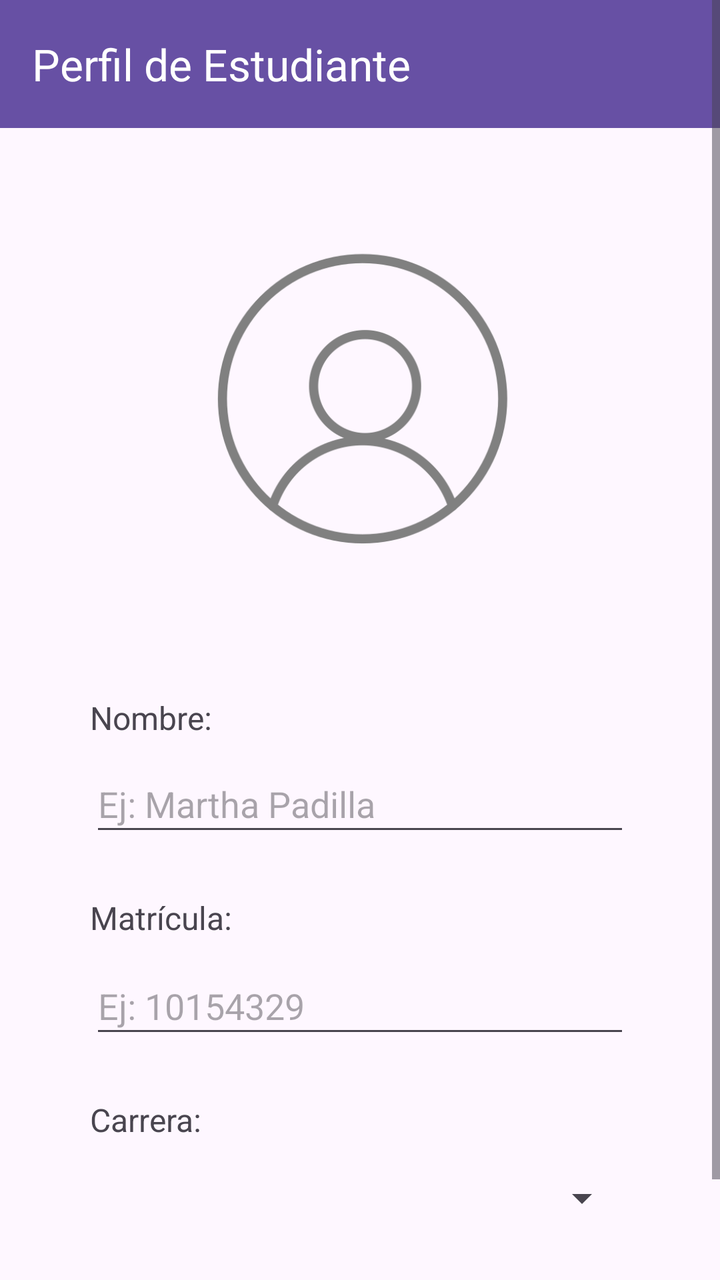
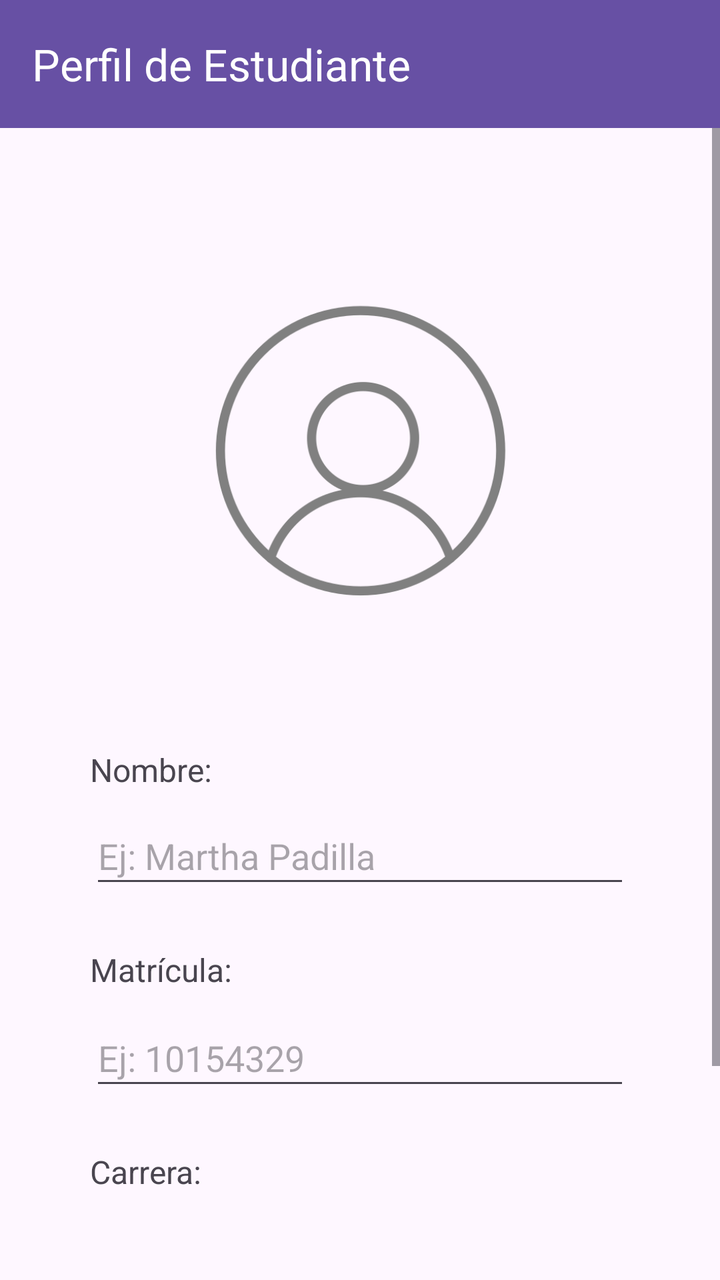

Screens rendered from an Android XML layout before and after an edit, with the pre-edit source and the edit as a unified diff.
<!-- AndroidManifest.xml: application theme Theme.ProfileApp -->
<!-- res/layout/activity_profile.xml -->
<?xml version="1.0" encoding="utf-8"?>
<ScrollView
    xmlns:android="http://schemas.android.com/apk/res/android"
    xmlns:app="http://schemas.android.com/apk/res-auto"
    xmlns:tools="http://schemas.android.com/tools"
    android:layout_width="match_parent"
    android:layout_height="match_parent"
    android:fillViewport="true"
    tools:context=".ProfileView">

    <androidx.constraintlayout.widget.ConstraintLayout
        android:id="@+id/main"
        android:layout_width="match_parent"
        android:layout_height="match_parent"
        tools:context=".ProfileView">

        <ImageView
            android:id="@+id/imgAvatar"
            android:layout_width="190dp"
            android:layout_height="174dp"
            android:layout_marginStart="116dp"
            android:layout_marginTop="50dp"
            android:layout_marginEnd="116dp"
            android:src="@drawable/user_avatar"
            app:layout_constraintEnd_toEndOf="parent"
            app:layout_constraintHorizontal_bias="0.487"
            app:layout_constraintStart_toStartOf="parent"
            app:layout_constraintTop_toBottomOf="@+id/tb" />

        <TextView
            android:id="@+id/lblName"
            android:layout_width="132dp"
            android:layout_height="24dp"
            android:layout_marginStart="45dp"
            android:layout_marginTop="60dp"
            android:text="@string/lblName"
            android:textSize="16sp"
            app:layout_constraintStart_toStartOf="parent"
            app:layout_constraintTop_toBottomOf="@+id/imgAvatar" />

        <EditText
            android:id="@+id/txtName"
            android:layout_width="0dp"
            android:layout_height="45dp"
            android:layout_marginStart="45dp"
            android:layout_marginTop="6dp"
            android:layout_marginEnd="45dp"
            android:ems="10"
            android:hint="@string/hintName"
            android:inputType="text"
            app:layout_constraintEnd_toEndOf="parent"
            app:layout_constraintStart_toStartOf="parent"
            app:layout_constraintTop_toBottomOf="@+id/lblName" />

        <TextView
            android:id="@+id/lblSchId"
            android:layout_width="137dp"
            android:layout_height="25dp"
            android:layout_marginStart="45dp"
            android:layout_marginTop="25dp"
            android:text="@string/lblSchId"
            android:textSize="16sp"
            app:layout_constraintStart_toStartOf="parent"
            app:layout_constraintTop_toBottomOf="@+id/txtName" />

        <EditText
            android:id="@+id/txtSchId"
            android:layout_width="0dp"
            android:layout_height="45dp"
            android:layout_marginStart="45dp"
            android:layout_marginTop="6dp"
            android:layout_marginEnd="45dp"
            android:ems="10"
            android:hint="@string/hintSchId"
            android:inputType="text"
            app:layout_constraintEnd_toEndOf="parent"
            app:layout_constraintStart_toStartOf="parent"
            app:layout_constraintTop_toBottomOf="@+id/lblSchId" />

        <Button
            android:id="@+id/btnSave"
            android:layout_width="0dp"
            android:layout_height="48dp"
            android:layout_marginStart="45dp"
            android:layout_marginTop="25dp"
            android:layout_marginEnd="45dp"
            android:text="@string/btnSave"
            app:layout_constraintEnd_toEndOf="parent"
            app:layout_constraintHorizontal_bias="0.0"
            app:layout_constraintStart_toStartOf="parent"
            app:layout_constraintTop_toBottomOf="@+id/spnCareer" />

        <TextView
            android:id="@+id/lblCareer"
            android:layout_width="wrap_content"
            android:layout_height="wrap_content"
            android:layout_marginStart="45dp"
            android:layout_marginTop="25dp"
            android:text="@string/lblCareer"
            android:textSize="16sp"
            app:layout_constraintStart_toStartOf="parent"
            app:layout_constraintTop_toBottomOf="@+id/txtSchId" />

        <Spinner
            android:id="@+id/spnCareer"
            android:layout_width="0dp"
            android:layout_height="45dp"
            android:layout_marginStart="45dp"
            android:layout_marginTop="6dp"
            android:layout_marginEnd="45dp"
            app:layout_constraintEnd_toEndOf="parent"
            app:layout_constraintStart_toStartOf="parent"
            app:layout_constraintTop_toBottomOf="@+id/lblCareer" />

        <androidx.appcompat.widget.Toolbar
            android:id="@+id/tb"
            android:layout_width="0dp"
            android:layout_height="wrap_content"
            android:background="?attr/colorPrimary"
            android:fitsSystemWindows="true"
            android:minHeight="?attr/actionBarSize"
            android:theme="?attr/actionBarTheme"
            app:layout_constraintEnd_toEndOf="parent"
            app:layout_constraintStart_toStartOf="parent"
            app:layout_constraintTop_toTopOf="parent"
            app:title="@string/tbTitle"
            app:titleTextColor="@color/white" />

    </androidx.constraintlayout.widget.ConstraintLayout>

</ScrollView>
<!-- resources referenced by this layout -->
<resources>
  <color name="white">#FFFFFFFF</color>
  <!-- drawable user_avatar: png bitmap (drawable, 32063 bytes) -->
  <string name="btnSave">Guardar</string>
  <string name="hintName">Ej: Martha Padilla</string>
  <string name="hintSchId">Ej: 10154329</string>
  <string name="lblCareer">Carrera:</string>
  <string name="lblName">Nombre:</string>
  <string name="lblSchId">Matrícula:</string>
  <string name="tbTitle">Perfil de Estudiante</string>
  <style name="Theme.ProfileApp" parent="Base.Theme.ProfileApp" />
  <style name="Base.Theme.ProfileApp" parent="Theme.Material3.DayNight.NoActionBar">
          
          
      </style>
</resources>

<!-- the commit's change to res/layout/activity_profile.xml (unified diff, before → after) -->
@@ -1,131 +1,138 @@
 <?xml version="1.0" encoding="utf-8"?>
-<ScrollView
+<androidx.constraintlayout.widget.ConstraintLayout
     xmlns:android="http://schemas.android.com/apk/res/android"
     xmlns:app="http://schemas.android.com/apk/res-auto"
     xmlns:tools="http://schemas.android.com/tools"
+    android:id="@+id/main"
     android:layout_width="match_parent"
     android:layout_height="match_parent"
-    android:fillViewport="true"
     tools:context=".ProfileView">
 
-    <androidx.constraintlayout.widget.ConstraintLayout
-        android:id="@+id/main"
+    <androidx.appcompat.widget.Toolbar
+        android:id="@+id/tb"
+        android:layout_width="0dp"
+        android:layout_height="wrap_content"
+        android:background="?attr/colorPrimary"
+        android:fitsSystemWindows="true"
+        android:minHeight="?attr/actionBarSize"
+        android:theme="?attr/actionBarTheme"
+        android:elevation="4dp"
+        app:layout_constraintEnd_toEndOf="parent"
+        app:layout_constraintStart_toStartOf="parent"
+        app:layout_constraintTop_toTopOf="parent"
+        app:title="@string/tbTitle"
+        app:titleTextColor="@color/white" />
+
+    <ScrollView
         android:layout_width="match_parent"
         android:layout_height="match_parent"
+        android:fillViewport="true"
+        android:paddingBottom="40dp"
         tools:context=".ProfileView">
 
-        <ImageView
-            android:id="@+id/imgAvatar"
-            android:layout_width="190dp"
-            android:layout_height="174dp"
-            android:layout_marginStart="116dp"
-            android:layout_marginTop="50dp"
-            android:layout_marginEnd="116dp"
-            android:src="@drawable/user_avatar"
-            app:layout_constraintEnd_toEndOf="parent"
-            app:layout_constraintHorizontal_bias="0.487"
-            app:layout_constraintStart_toStartOf="parent"
-            app:layout_constraintTop_toBottomOf="@+id/tb" />
+        <androidx.constraintlayout.widget.ConstraintLayout
+            android:id="@+id/content"
+            android:layout_width="match_parent"
+            android:layout_height="match_parent"
+            tools:context=".ProfileView">
 
-        <TextView
-            android:id="@+id/lblName"
-            android:layout_width="132dp"
-            android:layout_height="24dp"
-            android:layout_marginStart="45dp"
-            android:layout_marginTop="60dp"
-            android:text="@string/lblName"
-            android:textSize="16sp"
-            app:layout_constraintStart_toStartOf="parent"
-            app:layout_constraintTop_toBottomOf="@+id/imgAvatar" />
+            <ImageView
+                android:id="@+id/imgAvatar"
+                android:layout_width="190dp"
+                android:layout_height="174dp"
+                android:layout_marginStart="116dp"
+                android:layout_marginTop="140dp"
+                android:layout_marginEnd="116dp"
+                android:src="@drawable/user_avatar"
+                app:layout_constraintEnd_toEndOf="parent"
+                app:layout_constraintStart_toStartOf="parent"
+                app:layout_constraintTop_toTopOf="parent" />
 
-        <EditText
-            android:id="@+id/txtName"
-            android:layout_width="0dp"
-            android:layout_height="45dp"
-            android:layout_marginStart="45dp"
-            android:layout_marginTop="6dp"
-            android:layout_marginEnd="45dp"
-            android:ems="10"
-            android:hint="@string/hintName"
-            android:inputType="text"
-            app:layout_constraintEnd_toEndOf="parent"
-            app:layout_constraintStart_toStartOf="parent"
-            app:layout_constraintTop_toBottomOf="@+id/lblName" />
+            <TextView
+                android:id="@+id/lblName"
+                android:layout_width="132dp"
+                android:layout_height="24dp"
+                android:layout_marginStart="45dp"
+                android:layout_marginTop="60dp"
+                android:text="@string/lblName"
+                android:textSize="16sp"
+                app:layout_constraintStart_toStartOf="parent"
+                app:layout_constraintTop_toBottomOf="@+id/imgAvatar" />
 
-        <TextView
-            android:id="@+id/lblSchId"
-            android:layout_width="137dp"
-            android:layout_height="25dp"
-            android:layout_marginStart="45dp"
-            android:layout_marginTop="25dp"
-            android:text="@string/lblSchId"
-            android:textSize="16sp"
-            app:layout_constraintStart_toStartOf="parent"
-            app:layout_constraintTop_toBottomOf="@+id/txtName" />
+            <EditText
+                android:id="@+id/txtName"
+                android:layout_width="0dp"
+                android:layout_height="45dp"
+                android:layout_marginStart="45dp"
+                android:layout_marginTop="6dp"
+                android:layout_marginEnd="45dp"
+                android:ems="10"
+                android:hint="@string/hintName"
+                android:inputType="text"
+                app:layout_constraintEnd_toEndOf="parent"
+                app:layout_constraintStart_toStartOf="parent"
+                app:layout_constraintTop_toBottomOf="@+id/lblName" />
 
-        <EditText
-            android:id="@+id/txtSchId"
-            android:layout_width="0dp"
-            android:layout_height="45dp"
-            android:layout_marginStart="45dp"
-            android:layout_marginTop="6dp"
-            android:layout_marginEnd="45dp"
-            android:ems="10"
-            android:hint="@string/hintSchId"
-            android:inputType="text"
-            app:layout_constraintEnd_toEndOf="parent"
-            app:layout_constraintStart_toStartOf="parent"
-            app:layout_constraintTop_toBottomOf="@+id/lblSchId" />
+            <TextView
+                android:id="@+id/lblSchId"
+                android:layout_width="137dp"
+                android:layout_height="25dp"
+                android:layout_marginStart="45dp"
+                android:layout_marginTop="25dp"
+                android:text="@string/lblSchId"
+                android:textSize="16sp"
+                app:layout_constraintStart_toStartOf="parent"
+                app:layout_constraintTop_toBottomOf="@+id/txtName" />
 
-        <Button
-            android:id="@+id/btnSave"
-            android:layout_width="0dp"
-            android:layout_height="48dp"
-            android:layout_marginStart="45dp"
-            android:layout_marginTop="25dp"
-            android:layout_marginEnd="45dp"
-            android:text="@string/btnSave"
-            app:layout_constraintEnd_toEndOf="parent"
-            app:layout_constraintHorizontal_bias="0.0"
-            app:layout_constraintStart_toStartOf="parent"
-            app:layout_constraintTop_toBottomOf="@+id/spnCareer" />
+            <EditText
+                android:id="@+id/txtSchId"
+                android:layout_width="0dp"
+                android:layout_height="45dp"
+                android:layout_marginStart="45dp"
+                android:layout_marginTop="6dp"
+                android:layout_marginEnd="45dp"
+                android:ems="10"
+                android:hint="@string/hintSchId"
+                android:inputType="text"
+                app:layout_constraintEnd_toEndOf="parent"
+                app:layout_constraintStart_toStartOf="parent"
+                app:layout_constraintTop_toBottomOf="@+id/lblSchId" />
 
-        <TextView
-            android:id="@+id/lblCareer"
-            android:layout_width="wrap_content"
-            android:layout_height="wrap_content"
-            android:layout_marginStart="45dp"
-            android:layout_marginTop="25dp"
-            android:text="@string/lblCareer"
-            android:textSize="16sp"
-            app:layout_constraintStart_toStartOf="parent"
-            app:layout_constraintTop_toBottomOf="@+id/txtSchId" />
+            <TextView
+                android:id="@+id/lblCareer"
+                android:layout_width="wrap_content"
+                android:layout_height="wrap_content"
+                android:layout_marginStart="45dp"
+                android:layout_marginTop="25dp"
+                android:text="@string/lblCareer"
+                android:textSize="16sp"
+                app:layout_constraintStart_toStartOf="parent"
+                app:layout_constraintTop_toBottomOf="@+id/txtSchId" />
 
-        <Spinner
-            android:id="@+id/spnCareer"
-            android:layout_width="0dp"
-            android:layout_height="45dp"
-            android:layout_marginStart="45dp"
-            android:layout_marginTop="6dp"
-            android:layout_marginEnd="45dp"
-            app:layout_constraintEnd_toEndOf="parent"
-            app:layout_constraintStart_toStartOf="parent"
-            app:layout_constraintTop_toBottomOf="@+id/lblCareer" />
+            <Spinner
+                android:id="@+id/spnCareer"
+                android:layout_width="0dp"
+                android:layout_height="45dp"
+                android:layout_marginStart="45dp"
+                android:layout_marginTop="6dp"
+                android:layout_marginEnd="45dp"
+                app:layout_constraintEnd_toEndOf="parent"
+                app:layout_constraintStart_toStartOf="parent"
+                app:layout_constraintTop_toBottomOf="@+id/lblCareer" />
 
-        <androidx.appcompat.widget.Toolbar
-            android:id="@+id/tb"
-            android:layout_width="0dp"
-            android:layout_height="wrap_content"
-            android:background="?attr/colorPrimary"
-            android:fitsSystemWindows="true"
-            android:minHeight="?attr/actionBarSize"
-            android:theme="?attr/actionBarTheme"
-            app:layout_constraintEnd_toEndOf="parent"
-            app:layout_constraintStart_toStartOf="parent"
-            app:layout_constraintTop_toTopOf="parent"
-            app:title="@string/tbTitle"
-            app:titleTextColor="@color/white" />
+            <Button
+                android:id="@+id/btnSave"
+                android:layout_width="0dp"
+                android:layout_height="48dp"
+                android:layout_marginStart="45dp"
+                android:layout_marginTop="25dp"
+                android:layout_marginEnd="45dp"
+                android:text="@string/btnSave"
+                app:layout_constraintEnd_toEndOf="parent"
+                app:layout_constraintHorizontal_bias="0.0"
+                app:layout_constraintStart_toStartOf="parent"
+                app:layout_constraintTop_toBottomOf="@+id/spnCareer"/>
 
-    </androidx.constraintlayout.widget.ConstraintLayout>
-
-</ScrollView>
+        </androidx.constraintlayout.widget.ConstraintLayout>
+    </ScrollView>
+</androidx.constraintlayout.widget.ConstraintLayout>
<!-- resource entries referenced after the edit -->
@@ -11,8 +11,9 @@
   <string name="tbTitle">Perfil de Estudiante</string>
   <style name="Theme.ProfileApp" parent="Base.Theme.ProfileApp" />
   <style name="Base.Theme.ProfileApp" parent="Theme.Material3.DayNight.NoActionBar">
-          
-          
+          <item name="colorPrimary">@color/primary</item>
+          <item name="colorOnPrimary">@color/white</item>
       </style>
+  <color name="primary">#6750A4</color>
 </resources>
 
